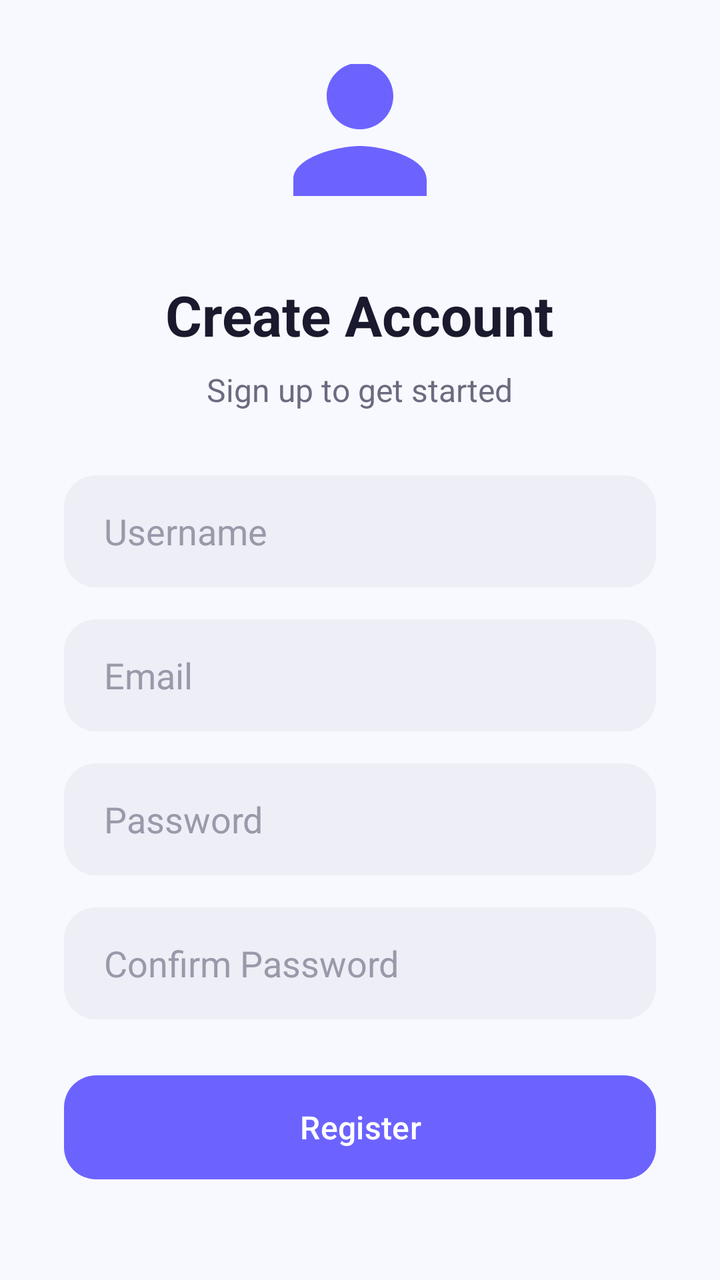
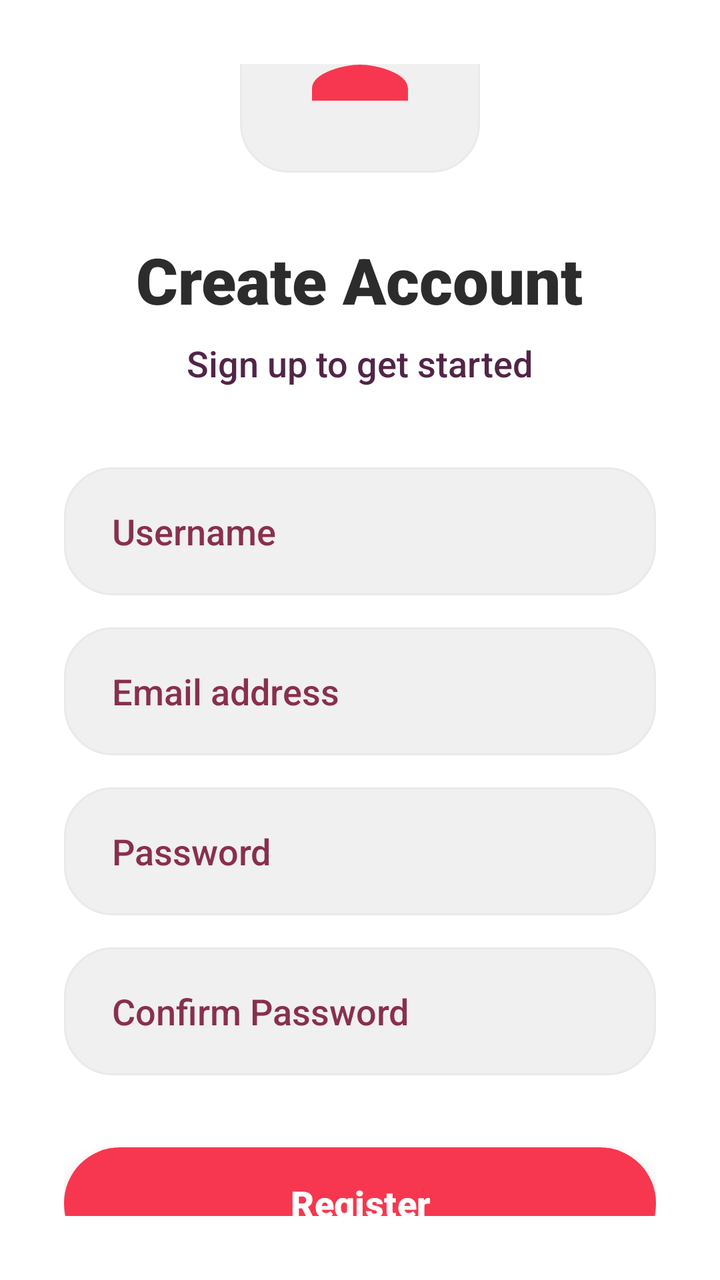

An Android layout rendered at two revisions. The XML below is the earlier revision; the diff shows what the commit changed to produce the second picture.
<!-- AndroidManifest.xml: application theme Theme.SE114_CallingSystem -->
<!-- res/layout/activity_register.xml -->
<?xml version="1.0" encoding="utf-8"?>
<LinearLayout xmlns:android="http://schemas.android.com/apk/res/android"
    xmlns:app="http://schemas.android.com/apk/res-auto"
    android:layout_width="match_parent"
    android:layout_height="match_parent"
    android:orientation="vertical"
    android:background="@color/bg_primary"
    android:padding="32dp"
    android:gravity="center">

    <ImageView
        android:layout_width="100dp"
        android:layout_height="100dp"
        android:src="@drawable/icon_user" 
        android:layout_marginBottom="24dp"
        app:tint="@color/accent" />

    <TextView
        android:layout_width="wrap_content"
        android:layout_height="wrap_content"
        android:text="Create Account"
        android:textColor="@color/text_primary"
        android:textSize="28sp"
        android:textStyle="bold"
        android:layout_marginBottom="8dp"/>

    <TextView
        android:layout_width="wrap_content"
        android:layout_height="wrap_content"
        android:text="Sign up to get started"
        android:textColor="@color/text_secondary"
        android:textSize="16sp"
        android:layout_marginBottom="32dp"/>

    <EditText
        android:id="@+id/etUsername"
        android:layout_width="match_parent"
        android:layout_height="56dp"
        android:background="@drawable/edittext_background"
        android:hint="Username"
        android:paddingHorizontal="20dp"
        android:textColor="@color/text_primary"
        android:textColorHint="@color/text_hint"
        android:inputType="textPersonName"
        android:layout_marginBottom="16dp"/>

    <EditText
        android:id="@+id/etEmail"
        android:layout_width="match_parent"
        android:layout_height="56dp"
        android:background="@drawable/edittext_background"
        android:hint="Email"
        android:paddingHorizontal="20dp"
        android:textColor="@color/text_primary"
        android:textColorHint="@color/text_hint"
        android:inputType="textEmailAddress"
        android:layout_marginBottom="16dp"/>

    <EditText
        android:id="@+id/etPassword"
        android:layout_width="match_parent"
        android:layout_height="56dp"
        android:background="@drawable/edittext_background"
        android:hint="Password"
        android:paddingHorizontal="20dp"
        android:textColor="@color/text_primary"
        android:textColorHint="@color/text_hint"
        android:inputType="textPassword"
        android:layout_marginBottom="16dp"/>

    <EditText
        android:id="@+id/etConfirmPassword"
        android:layout_width="match_parent"
        android:layout_height="56dp"
        android:background="@drawable/edittext_background"
        android:hint="Confirm Password"
        android:paddingHorizontal="20dp"
        android:textColor="@color/text_primary"
        android:textColorHint="@color/text_hint"
        android:inputType="textPassword"
        android:layout_marginBottom="24dp"/>

    <com.google.android.material.button.MaterialButton
        android:id="@+id/btnRegister"
        android:layout_width="match_parent"
        android:layout_height="60dp"
        android:text="Register"
        android:textSize="16sp"
        android:textColor="@color/text_on_accent"
        app:backgroundTint="@color/accent"
        app:cornerRadius="16dp"
        android:layout_marginBottom="32dp"/>

    <LinearLayout
        android:layout_width="wrap_content"
        android:layout_height="wrap_content"
        android:orientation="horizontal">
        <TextView
            android:layout_width="wrap_content"
            android:layout_height="wrap_content"
            android:text="Already have an account? "
            android:textColor="@color/text_secondary"
            android:textSize="14sp"/>
        <TextView
            android:id="@+id/tvGoToLogin"
            android:layout_width="wrap_content"
            android:layout_height="wrap_content"
            android:text="Log In"
            android:textColor="@color/accent"
            android:textStyle="bold"
            android:textSize="14sp"/>
    </LinearLayout>

</LinearLayout>
<!-- resources referenced by this layout -->
<resources>
  <color name="accent">#6C63FF</color>
  <color name="bg_primary">#F8F9FE</color>
  <color name="text_hint">#9999AA</color>
  <color name="text_on_accent">#FFFFFF</color>
  <color name="text_primary">#1A1A2E</color>
  <color name="text_secondary">#6B6B80</color>
  <!-- drawable edittext_background (drawable) -->
  <?xml version="1.0" encoding="utf-8"?>
  <shape xmlns:android="http://schemas.android.com/apk/res/android"
      android:shape="rectangle">
      <solid android:color="@color/bg_input" />
      <corners android:radius="16dp" />
  </shape>
  <!-- drawable icon_user (drawable) -->
  <?xml version="1.0" encoding="utf-8"?>
  <vector xmlns:android="http://schemas.android.com/apk/res/android"
      android:width="24dp"
      android:height="24dp"
      android:viewportWidth="24"
      android:viewportHeight="24">
      <path
          android:fillColor="#FFFFFF"
          android:pathData="M12,12c2.21,0 4,-1.79 4,-4s-1.79,-4 -4,-4 -4,1.79 -4,4 1.79,4 4,4zM12,14c-2.67,0 -8,1.34 -8,4v2h16v-2c0,-2.66 -5.33,-4 -8,-4z"/>
  </vector>
  <style name="Theme.SE114_CallingSystem" parent="Base.Theme.SE114_CallingSystem" />
  <color name="bg_input">#EEEEF6</color>
  <style name="Base.Theme.SE114_CallingSystem" parent="Theme.Material3.DayNight.NoActionBar">
          <item name="colorPrimary">@color/accent</item>
          <item name="colorOnPrimary">@color/text_on_accent</item>
          <item name="colorSecondary">@color/accent_light</item>
          <item name="android:windowBackground">@color/bg_primary</item>
          <item name="android:statusBarColor">@color/bg_primary</item>
          <item name="android:navigationBarColor">@color/bg_primary</item>
      </style>
  <color name="accent_light">#8B83FF</color>
</resources>

<!-- the commit's change to res/layout/activity_register.xml (unified diff, before → after) -->
@@ -6,13 +6,16 @@
     android:orientation="vertical"
     android:background="@color/bg_primary"
     android:padding="32dp"
-    android:gravity="center">
+    android:gravity="center"
+    android:animateLayoutChanges="true">
 
     <ImageView
-        android:layout_width="100dp"
-        android:layout_height="100dp"
+        android:layout_width="120dp"
+        android:layout_height="120dp"
         android:src="@drawable/icon_user" 
-        android:layout_marginBottom="24dp"
+        android:layout_marginBottom="32dp"
+        android:background="@drawable/edittext_background"
+        android:padding="24dp"
         app:tint="@color/accent" />
 
     <TextView
@@ -20,8 +23,8 @@
         android:layout_height="wrap_content"
         android:text="Create Account"
         android:textColor="@color/text_primary"
-        android:textSize="28sp"
-        android:textStyle="bold"
+        android:textSize="32sp"
+        android:fontFamily="sans-serif-black"
         android:layout_marginBottom="8dp"/>
 
     <TextView
@@ -29,67 +32,75 @@
         android:layout_height="wrap_content"
         android:text="Sign up to get started"
         android:textColor="@color/text_secondary"
-        android:textSize="16sp"
-        android:layout_marginBottom="32dp"/>
+        android:textSize="18sp"
+        android:fontFamily="sans-serif-medium"
+        android:layout_marginBottom="40dp"/>
 
     <EditText
         android:id="@+id/etUsername"
         android:layout_width="match_parent"
-        android:layout_height="56dp"
+        android:layout_height="64dp"
         android:background="@drawable/edittext_background"
         android:hint="Username"
-        android:paddingHorizontal="20dp"
+        android:paddingHorizontal="24dp"
         android:textColor="@color/text_primary"
         android:textColorHint="@color/text_hint"
         android:inputType="textPersonName"
+        android:fontFamily="sans-serif-medium"
         android:layout_marginBottom="16dp"/>
 
     <EditText
         android:id="@+id/etEmail"
         android:layout_width="match_parent"
-        android:layout_height="56dp"
+        android:layout_height="64dp"
         android:background="@drawable/edittext_background"
-        android:hint="Email"
-        android:paddingHorizontal="20dp"
+        android:hint="Email address"
+        android:paddingHorizontal="24dp"
         android:textColor="@color/text_primary"
         android:textColorHint="@color/text_hint"
         android:inputType="textEmailAddress"
+        android:fontFamily="sans-serif-medium"
         android:layout_marginBottom="16dp"/>
 
     <EditText
         android:id="@+id/etPassword"
         android:layout_width="match_parent"
-        android:layout_height="56dp"
+        android:layout_height="64dp"
         android:background="@drawable/edittext_background"
         android:hint="Password"
-        android:paddingHorizontal="20dp"
+        android:paddingHorizontal="24dp"
         android:textColor="@color/text_primary"
         android:textColorHint="@color/text_hint"
         android:inputType="textPassword"
+        android:fontFamily="sans-serif-medium"
         android:layout_marginBottom="16dp"/>
 
     <EditText
         android:id="@+id/etConfirmPassword"
         android:layout_width="match_parent"
-        android:layout_height="56dp"
+        android:layout_height="64dp"
         android:background="@drawable/edittext_background"
         android:hint="Confirm Password"
-        android:paddingHorizontal="20dp"
+        android:paddingHorizontal="24dp"
         android:textColor="@color/text_primary"
         android:textColorHint="@color/text_hint"
         android:inputType="textPassword"
-        android:layout_marginBottom="24dp"/>
+        android:fontFamily="sans-serif-medium"
+        android:layout_marginBottom="32dp"/>
 
     <com.google.android.material.button.MaterialButton
         android:id="@+id/btnRegister"
         android:layout_width="match_parent"
-        android:layout_height="60dp"
+        android:layout_height="64dp"
         android:text="Register"
-        android:textSize="16sp"
+        android:textSize="18sp"
+        android:fontFamily="sans-serif-black"
         android:textColor="@color/text_on_accent"
         app:backgroundTint="@color/accent"
-        app:cornerRadius="16dp"
-        android:layout_marginBottom="32dp"/>
+        app:cornerRadius="32dp"
+        android:layout_marginBottom="40dp"
+        android:stateListAnimator="@null"
+        android:elevation="8dp"/>
 
     <LinearLayout
         android:layout_width="wrap_content"
@@ -100,15 +111,16 @@
             android:layout_height="wrap_content"
             android:text="Already have an account? "
             android:textColor="@color/text_secondary"
-            android:textSize="14sp"/>
+            android:fontFamily="sans-serif-medium"
+            android:textSize="16sp"/>
         <TextView
             android:id="@+id/tvGoToLogin"
             android:layout_width="wrap_content"
             android:layout_height="wrap_content"
             android:text="Log In"
             android:textColor="@color/accent"
-            android:textStyle="bold"
-            android:textSize="14sp"/>
+            android:fontFamily="sans-serif-black"
+            android:textSize="16sp"/>
     </LinearLayout>
 
 </LinearLayout>
<!-- resource entries referenced after the edit -->
@@ -1,17 +1,18 @@
 <!-- resources referenced by this layout -->
 <resources>
-  <color name="accent">#6C63FF</color>
-  <color name="bg_primary">#F8F9FE</color>
-  <color name="text_hint">#9999AA</color>
+  <color name="accent">#F7374F</color>
+  <color name="bg_primary">#FFFFFF</color>
+  <color name="text_hint">#88304E</color>
   <color name="text_on_accent">#FFFFFF</color>
-  <color name="text_primary">#1A1A2E</color>
-  <color name="text_secondary">#6B6B80</color>
+  <color name="text_primary">#2C2C2C</color>
+  <color name="text_secondary">#522546</color>
   <!-- drawable edittext_background (drawable) -->
   <?xml version="1.0" encoding="utf-8"?>
   <shape xmlns:android="http://schemas.android.com/apk/res/android"
       android:shape="rectangle">
       <solid android:color="@color/bg_input" />
-      <corners android:radius="16dp" />
+      <corners android:radius="24dp" />
+      <stroke android:width="1dp" android:color="@color/card_stroke" />
   </shape>
   <!-- drawable icon_user (drawable) -->
   <?xml version="1.0" encoding="utf-8"?>
@@ -25,7 +26,8 @@
           android:pathData="M12,12c2.21,0 4,-1.79 4,-4s-1.79,-4 -4,-4 -4,1.79 -4,4 1.79,4 4,4zM12,14c-2.67,0 -8,1.34 -8,4v2h16v-2c0,-2.66 -5.33,-4 -8,-4z"/>
   </vector>
   <style name="Theme.SE114_CallingSystem" parent="Base.Theme.SE114_CallingSystem" />
-  <color name="bg_input">#EEEEF6</color>
+  <color name="bg_input">#F0F0F0</color>
+  <color name="card_stroke">#EAEAEA</color>
   <style name="Base.Theme.SE114_CallingSystem" parent="Theme.Material3.DayNight.NoActionBar">
           <item name="colorPrimary">@color/accent</item>
           <item name="colorOnPrimary">@color/text_on_accent</item>
@@ -34,6 +36,6 @@
           <item name="android:statusBarColor">@color/bg_primary</item>
           <item name="android:navigationBarColor">@color/bg_primary</item>
       </style>
-  <color name="accent_light">#8B83FF</color>
+  <color name="accent_light">#FF6B7A</color>
 </resources>
 
